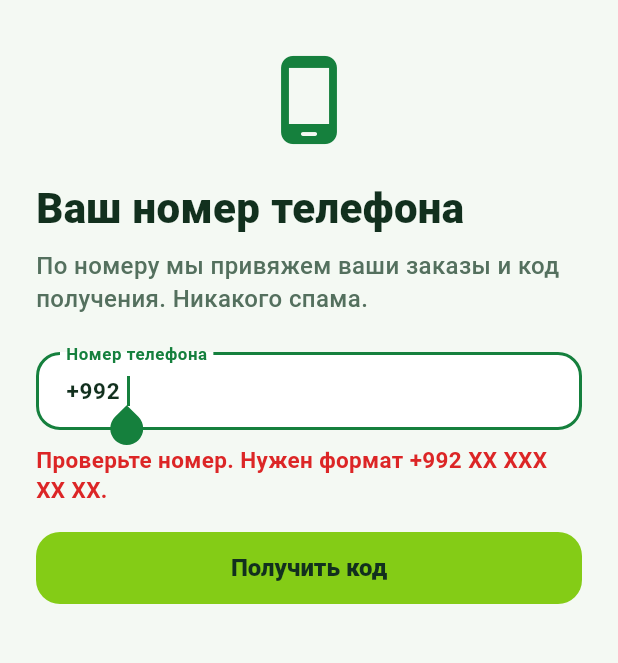
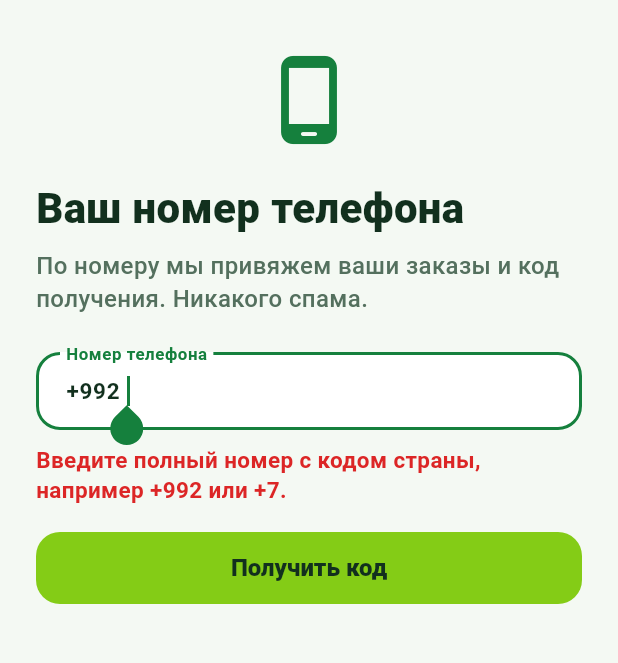
Before and after one commit to prorad02-maker/tajgo-platform, a Flutter app: the PhoneAuthScreen screen opened directly, after a tap on "Получить код", on a phone screen of 412 x 824 dp, the part 59-722 px from its top. Run offline on Flutter 3.47's test engine with Material 3 defaults, Android fonts, the phone set to English and light mode, and no system bars; our stand-ins replace cloud_firestore, cloud_functions, csv, firebase_auth, firebase_core, firebase_crashlytics and 7 more; missing offline and left inert: excel, file_selector, firebase_app_check; accounts and stored records are empty; network calls fail.

Commit message:
Support international phone sign-in and document admin access for 1.8.4

```diff
--- a/lib/core/services/auth_service.dart
+++ b/lib/core/services/auth_service.dart
@@ -214,7 +214,7 @@ class PhoneAuthFailure implements Exception {
   factory PhoneAuthFailure.fromFirebase(FirebaseAuthException error) {
     final message = switch (error.code) {
       'invalid-phone-number' =>
-        'Проверьте номер. Нужен формат +992 XX XXX XX XX.',
+        'Проверьте полный номер телефона с кодом страны.',
       'invalid-verification-code' =>
         'Неверный код. Проверьте SMS и попробуйте ещё раз.',
       'session-expired' => 'Срок действия кода истёк. Запросите новый.',
--- a/lib/features/auth/phone_auth_screen.dart
+++ b/lib/features/auth/phone_auth_screen.dart
@@ -49,10 +49,11 @@ class _PhoneAuthScreenState extends State<PhoneAuthScreen> {
   }
 
   Future<void> _requestCode({bool resend = false}) async {
-    final phone = normalizeTajikPhone(_phoneController.text);
+    final phone = normalizeLoginPhone(_phoneController.text);
     if (phone == null) {
       setState(
-        () => _error = 'Проверьте номер. Нужен формат +992 XX XXX XX XX.',
+        () => _error =
+            'Введите полный номер с кодом страны, например +992 или +7.',
       );
       return;
     }
@@ -202,8 +203,10 @@ class _PhoneAuthScreenState extends State<PhoneAuthScreen> {
   Widget build(BuildContext context) => Scaffold(
     appBar: AppBar(title: const Text('Вход в TajGo')),
     body: SafeArea(
-      child: ListView(
+      child: SingleChildScrollView(
         padding: const EdgeInsets.fromLTRB(24, 18, 24, 24),
+        child: Column(
+          crossAxisAlignment: CrossAxisAlignment.stretch,
           children: [
             const Icon(
               Icons.phone_android_rounded,
@@ -229,11 +232,13 @@ class _PhoneAuthScreenState extends State<PhoneAuthScreen> {
                 enabled: !_loading,
                 autofocus: true,
                 keyboardType: TextInputType.phone,
-              inputFormatters: const [TajikPhoneInputFormatter()],
+                inputFormatters: [
+                  FilteringTextInputFormatter.allow(RegExp(r'[0-9+ ()-]')),
+                ],
                 onSubmitted: (_) => _requestCode(),
                 decoration: const InputDecoration(
                   labelText: 'Номер телефона',
-                hintText: '+992 XX XXX XX XX',
+                  hintText: '+992 XX XXX XX XX или +7 XXX XXX XX XX',
                   border: OutlineInputBorder(),
                 ),
               )
@@ -318,6 +323,7 @@ class _PhoneAuthScreenState extends State<PhoneAuthScreen> {
           ],
         ),
       ),
+    ),
   );
 }
 
@@ -328,28 +334,17 @@ String? normalizeTajikPhone(String input) {
   return '+992$digits';
 }
 
-class TajikPhoneInputFormatter extends TextInputFormatter {
-  const TajikPhoneInputFormatter();
-
-  @override
-  TextEditingValue formatEditUpdate(
-    TextEditingValue oldValue,
-    TextEditingValue newValue,
-  ) {
-    var digits = newValue.text.replaceAll(RegExp(r'\D'), '');
-    if (digits.startsWith('992')) digits = digits.substring(3);
-    if (digits.length > 9) digits = digits.substring(0, 9);
-    final buffer = StringBuffer('+992');
-    for (var index = 0; index < digits.length; index++) {
-      if (index == 0 || index == 2 || index == 5 || index == 7) {
-        buffer.write(' ');
+/// Explicit country codes are preserved; local nine-digit input remains Tajik.
+String? normalizeLoginPhone(String input) {
+  final text = input.trim();
+  if (!RegExp(r'^[0-9+ ()\-\u00a0\u202f]+$').hasMatch(text)) return null;
+  final compact = text.replaceAll(RegExp(r'[ ()\-\u00a0\u202f]'), '');
+  if (!compact.startsWith('+')) {
+    if (compact.contains('+')) return null;
+    return normalizeTajikPhone(compact);
   }
-      buffer.write(digits[index]);
+  if (!RegExp(r'^\+[1-9]\d{7,14}$').hasMatch(compact)) return null;
+  if (compact.startsWith('+992') && compact.length != 13) return null;
+  if (compact.startsWith('+7') && compact.length != 12) return null;
+  return compact;
 }
-    final value = buffer.toString();
-    return TextEditingValue(
-      text: value,
-      selection: TextSelection.collapsed(offset: value.length),
-    );
-  }
-}
--- a/pubspec.yaml
+++ b/pubspec.yaml
@@ -16,7 +16,7 @@ publish_to: 'none' # Remove this line if you wish to publish to pub.dev
 # https://developer.apple.com/library/archive/documentation/General/Reference/InfoPlistKeyReference/Articles/CoreFoundationKeys.html
 # In Windows, build-name is used as the major, minor, and patch parts
 # of the product and file versions while build-number is used as the build suffix.
-version: 1.8.3+35
+version: 1.8.4+36
 
 environment:
   sdk: ^3.12.2
```
Also changed, not shown: 4 other files. Lines whose indentation alone changed are shown as unchanged.
